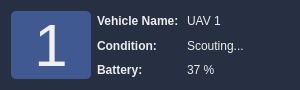
Above: src/rqt_gcs/resources/UAVCondition.ui from CSUN-SERL/lcar-bot before the change. Below: the same form after it.
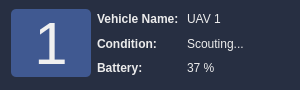
That is the form after the change.

What changed in the file:
```diff
--- a/src/rqt_gcs/resources/UAVCondition.ui
+++ b/src/rqt_gcs/resources/UAVCondition.ui
@@ -37,6 +37,12 @@
 border-radius: 5px;</string>
   </property>
   <layout class="QGridLayout" name="gridLayout">
+   <property name="topMargin">
+    <number>9</number>
+   </property>
+   <property name="verticalSpacing">
+    <number>6</number>
+   </property>
    <item row="0" column="0" rowspan="3">
     <widget class="QPushButton" name="VehicleSelectButton">
      <property name="minimumSize">
```
